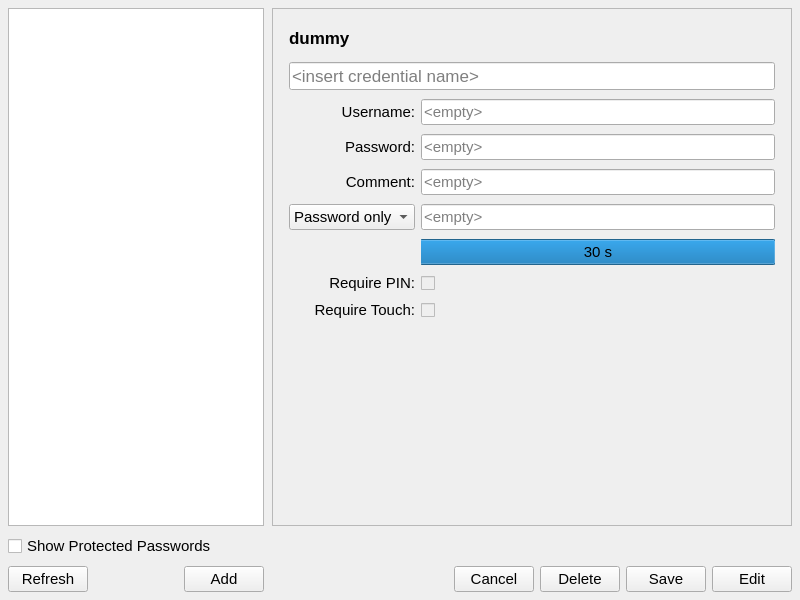
Before: the Qt Designer form nitrokeyapp/ui/secrets_tab.ui in Nitrokey/nitrokey-app2, drawn with Qt 5.
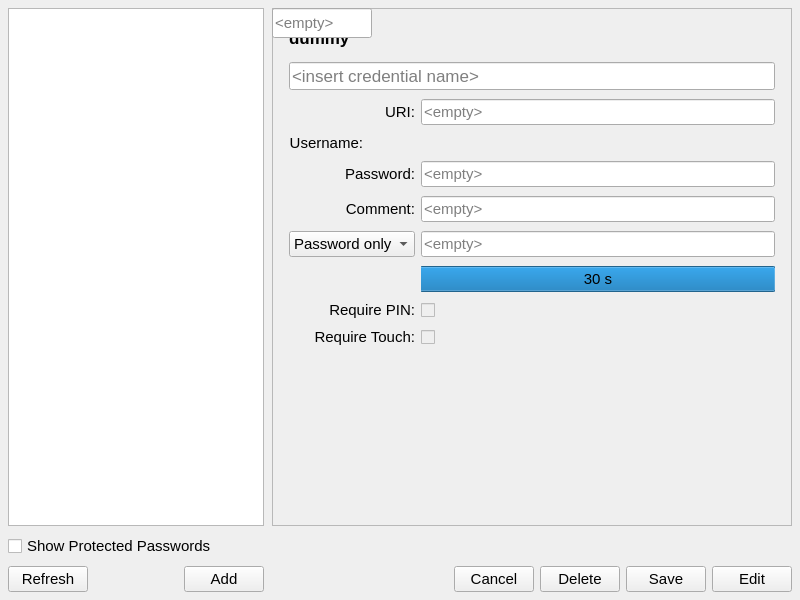
After: the same form once the commit is applied. Icons and pictures are not drawn.

Diff of the .ui file:
```diff
--- a/nitrokeyapp/ui/secrets_tab.ui
+++ b/nitrokeyapp/ui/secrets_tab.ui
@@ -306,6 +306,50 @@
                </widget>
               </item>
               <item row="2" column="0">
+               <widget class="QLabel" name="uri_label">
+                <property name="font">
+                 <font>
+                  <pointsize>11</pointsize>
+                 </font>
+                </property>
+                <property name="text">
+                 <string>URI:</string>
+                </property>
+                <property name="alignment">
+                 <set>Qt::AlignmentFlag::AlignRight|Qt::AlignmentFlag::AlignTrailing|Qt::AlignmentFlag::AlignVCenter</set>
+                </property>
+               </widget>
+              </item>
+              <item row="2" column="1">
+               <widget class="QLineEdit" name="uri">
+                <property name="sizePolicy">
+                 <sizepolicy hsizetype="Expanding" vsizetype="Fixed">
+                  <horstretch>8</horstretch>
+                  <verstretch>0</verstretch>
+                 </sizepolicy>
+                </property>
+                <property name="font">
+                 <font>
+                  <pointsize>11</pointsize>
+                 </font>
+                </property>
+                <property name="echoMode">
+                 <enum>QLineEdit::EchoMode::Normal</enum>
+                </property>
+                <property name="dragEnabled">
+                 <bool>false</bool>
+                </property>
+                <property name="placeholderText">
+                 <string>&lt;empty&gt;</string>
+                </property>
+                <property name="clearButtonEnabled">
+                 <bool>false</bool>
+                </property>
+               </widget>
+              </item>
+              
+              
+              <item row="3" column="0">
                <widget class="QLabel" name="username_label">
                 <property name="font">
                  <font>
@@ -320,7 +364,7 @@
                 </property>
                </widget>
               </item>
-              <item row="2" column="1">
+              <item row="3" column="2">
                <widget class="QLineEdit" name="username">
                 <property name="sizePolicy">
                  <sizepolicy hsizetype="Expanding" vsizetype="Fixed">
@@ -347,7 +391,7 @@
                 </property>
                </widget>
               </item>
-              <item row="3" column="0">
+              <item row="4" column="0">
                <widget class="QLabel" name="password_label">
                 <property name="font">
                  <font>
@@ -362,7 +406,7 @@
                 </property>
                </widget>
               </item>
-              <item row="3" column="1">
+              <item row="4" column="1">
                <widget class="QLineEdit" name="password">
                 <property name="sizePolicy">
                  <sizepolicy hsizetype="Expanding" vsizetype="Fixed">
@@ -389,7 +433,7 @@
                 </property>
                </widget>
               </item>
-              <item row="4" column="0">
+              <item row="5" column="0">
                <widget class="QLabel" name="comment_label">
                 <property name="font">
                  <font>
@@ -407,7 +451,7 @@
                 </property>
                </widget>
               </item>
-              <item row="4" column="1">
+              <item row="5" column="1">
                <widget class="QLineEdit" name="comment">
                 <property name="sizePolicy">
                  <sizepolicy hsizetype="Expanding" vsizetype="Fixed">
@@ -425,7 +469,7 @@
                 </property>
                </widget>
               </item>
-              <item row="5" column="0">
+              <item row="6" column="0">
                <widget class="QStackedWidget" name="algorithm_tab">
                 <property name="currentIndex">
                  <number>0</number>
@@ -539,7 +583,7 @@
                 </widget>
                </widget>
               </item>
-              <item row="5" column="1">
+              <item row="6" column="1">
                <widget class="QLineEdit" name="otp">
                 <property name="sizePolicy">
                  <sizepolicy hsizetype="Expanding" vsizetype="Fixed">
@@ -560,7 +604,7 @@
                 </property>
                </widget>
               </item>
-              <item row="6" column="1">
+              <item row="7" column="1">
                <widget class="QProgressBar" name="otp_timeout_progress">
                 <property name="font">
                  <font>
@@ -584,7 +628,7 @@
                 </property>
                </widget>
               </item>
-              <item row="7" column="0">
+              <item row="8" column="0">
                <widget class="QLabel" name="is_pin_protection_label">
                 <property name="font">
                  <font>
@@ -602,7 +646,7 @@
                 </property>
                </widget>
               </item>
-              <item row="7" column="1">
+              <item row="8" column="1">
                <widget class="QCheckBox" name="is_pin_protected">
                 <property name="enabled">
                  <bool>false</bool>
@@ -629,7 +673,7 @@
                 </property>
                </widget>
               </item>
-              <item row="8" column="0">
+              <item row="9" column="0">
                <widget class="QLabel" name="is_touch_protection_label">
                 <property name="font">
                  <font>
@@ -647,7 +691,7 @@
                 </property>
                </widget>
               </item>
-              <item row="8" column="1">
+              <item row="9" column="1">
                <widget class="QCheckBox" name="is_touch_protected">
                 <property name="enabled">
                  <bool>false</bool>
@@ -674,7 +718,7 @@
                 </property>
                </widget>
               </item>
-              <item row="9" column="0">
+              <item row="10" column="0">
                <spacer name="verticalSpacer">
                 <property name="orientation">
                  <enum>Qt::Orientation::Vertical</enum>
```
